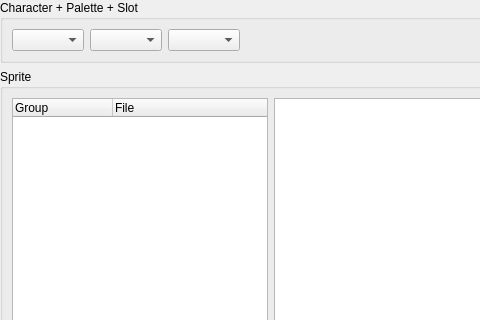
Above: bbsed/ui/sprite_editor.ui from slacknate/bbsed before the change; both pictures show x 0 to 480 and y 0 to 320 of the 886 by 627 pixel window. Below: the same form after it.
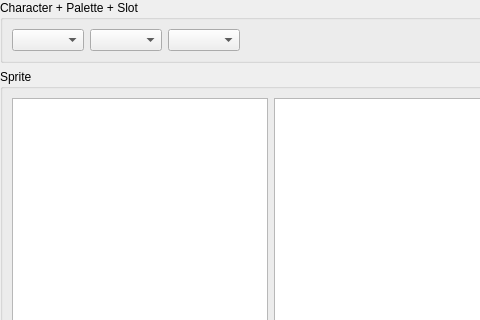
That is the form after the change.

Commit message:
[sprite_editor] make the animation file list easier to read
 - having multiple columns just pushes the HIP files list out of view
   most of the time
 - this is more an inconvenience than it is organizational

Diff of the .ui file:
```diff
--- a/bbsed/ui/sprite_editor.ui
+++ b/bbsed/ui/sprite_editor.ui
@@ -77,14 +77,12 @@
           <verstretch>0</verstretch>
          </sizepolicy>
         </property>
+        <attribute name="headerVisible">
+         <bool>false</bool>
+        </attribute>
         <column>
          <property name="text">
-          <string>Group</string>
-         </property>
-        </column>
-        <column>
-         <property name="text">
-          <string>File</string>
+          <string>Animations</string>
          </property>
         </column>
        </widget>
```
The commit also changes 2 other files.
